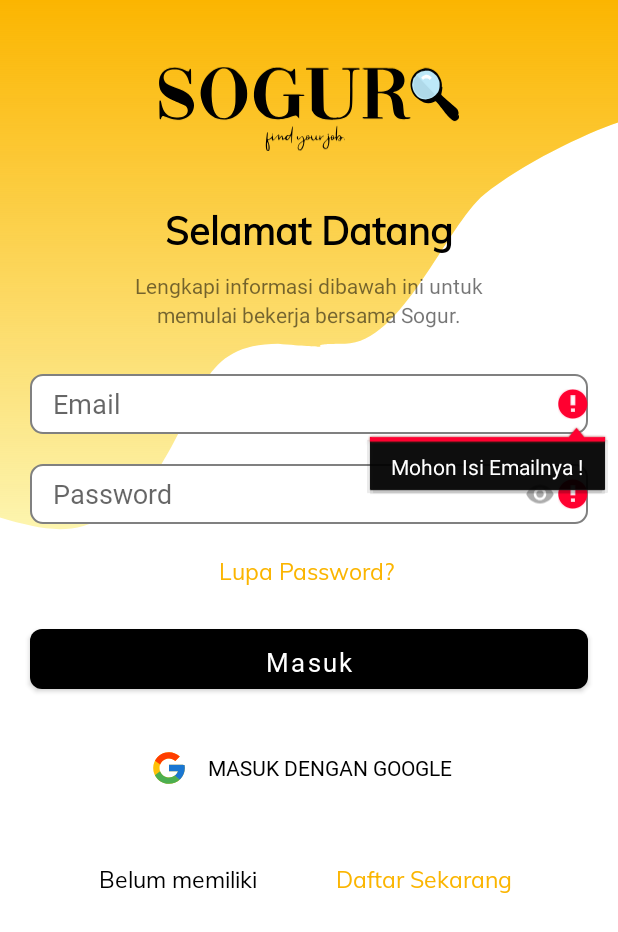
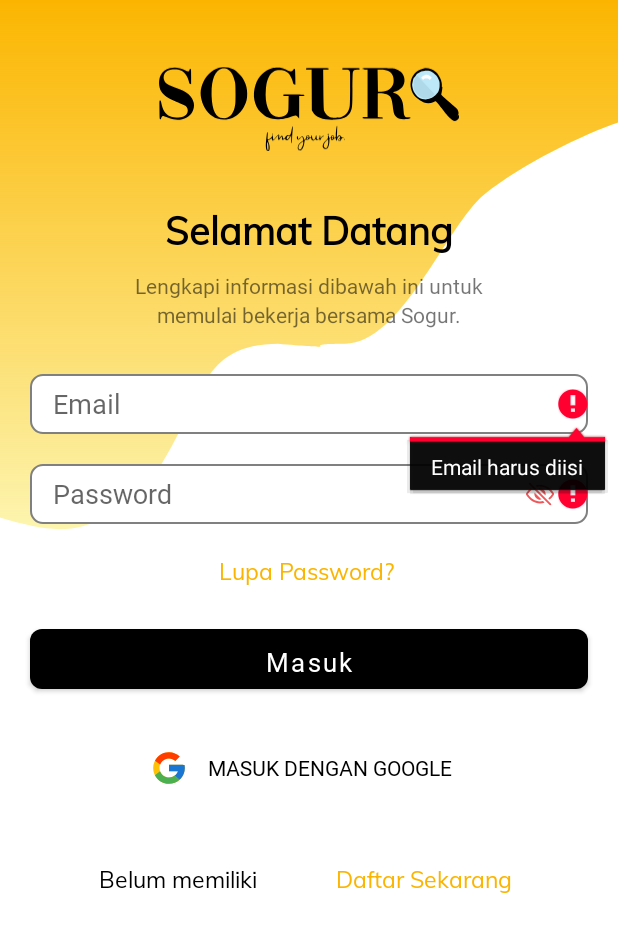
Before and after one commit to RamdanRohendi/SOGUR, an Android app: the AuthLoginActivity screen opened directly, with no data from a screen before it, after a tap on "Masuk", on a phone screen of 412 x 824 dp. Shown: the top 932 px of the screen. Run offline under Robolectric (Android 15) with nearby library versions, the light colour scheme and no system bars; our stand-ins replace Firebase (no records; nobody signed in at launch, a user with empty details on screens opened directly); 2 other taps on this screen came first.

Commit message:
Show Hide Password Login

```diff
--- a/app/build.gradle
+++ b/app/build.gradle
@@ -5,6 +5,10 @@
 android {
     compileSdkVersion 30
     buildToolsVersion "30.0.3"
+
+    dataBinding {
+        enabled true
+    }
 
     defaultConfig {
         applicationId "com.example.solusinganggur"
--- a/app/src/main/java/com/example/solusinganggur/AuthLoginActivity.java
+++ b/app/src/main/java/com/example/solusinganggur/AuthLoginActivity.java
@@ -6,12 +6,17 @@
 import android.content.Intent;
 import android.os.Bundle;
 import android.text.TextUtils;
+
+import android.text.method.HideReturnsTransformationMethod;
+import android.text.method.PasswordTransformationMethod;
 import android.util.Log;
 import android.view.View;
 import android.widget.Button;
 import android.widget.EditText;
+import android.widget.ImageView;
 import android.widget.TextView;
 import android.widget.Toast;
+
 
 import com.google.android.gms.tasks.OnCompleteListener;
 import com.google.android.gms.tasks.Task;
@@ -31,6 +36,7 @@
     private Button btnlogin;
     private EditText txtEmail;
     private EditText txtPassword;
+    private ImageView ShowHideBtn;
 
     @Override
     protected void onCreate(Bundle savedInstanceState) {
@@ -41,6 +47,7 @@
         mAuth = FirebaseAuth.getInstance();
         txtEmail = findViewById(R.id.username);
         txtPassword = findViewById(R.id.password);
+        ShowHideBtn = findViewById(R.id.showhide);
 
         btndaftar = findViewById(R.id.daftarsekarang);
         btndaftar.setOnClickListener(new View.OnClickListener() {
@@ -102,7 +109,7 @@
                         if (task.isSuccessful()) {
                             onAuthSuccess();
                         } else {
-                            Toast.makeText(AuthLoginActivity.this, "Login Gagal :( \nPastikan alamat email dan Passwordnya benar", Toast.LENGTH_LONG).show();
+                            Toast.makeText(AuthLoginActivity.this, "Username atau Password salah", Toast.LENGTH_LONG).show();
                         }
                     }
                 });
@@ -114,23 +121,45 @@
         finish();
     }
 
+
+
+    public void ShowHidePass(View view){
+
+        if(view.getId()==R.id.showhide){
+
+            if(txtPassword.getTransformationMethod().equals(PasswordTransformationMethod.getInstance())){
+                ((ImageView)(view)).setImageResource(R.drawable.ic_hide);
+
+                //Show Password
+                txtPassword.setTransformationMethod(HideReturnsTransformationMethod.getInstance());
+            } else {
+                ((ImageView)(view)).setImageResource(R.drawable.ic_show);
+
+                //Hide Password
+                txtPassword.setTransformationMethod(PasswordTransformationMethod.getInstance());
+
+            }
+        }
+    }
+
     private boolean validateForm() {
         boolean result = true;
 
         if (TextUtils.isEmpty(txtEmail.getText().toString())) {
-            txtEmail.setError("Mohon Isi Emailnya !");
+            txtEmail.setError("Email harus diisi");
             result = false;
         } else {
             txtEmail.setError(null);
         }
 
         if (TextUtils.isEmpty(txtPassword.getText().toString())) {
-            txtPassword.setError("Mohon Masukan Password !");
+            txtPassword.setError("Password harus diisi");
             result = false;
         } else {
             txtPassword.setError(null);
         }
 
+
         return result;
     }
 
--- /dev/null
+++ b/app/src/main/res/drawable/ic_hide.xml
@@ -0,0 +1,21 @@
+<vector xmlns:android="http://schemas.android.com/apk/res/android"
+    android:width="20dp"
+    android:height="20dp"
+    android:viewportWidth="20"
+    android:viewportHeight="20">
+  <path
+      android:pathData="M16.875,17.5C16.793,17.5001 16.7116,17.484 16.6358,17.4526C16.56,17.4211 16.4911,17.375 16.4332,17.3168L2.6832,3.5668C2.571,3.4486 2.5093,3.2913 2.5114,3.1283C2.5135,2.9653 2.5792,2.8096 2.6944,2.6944C2.8097,2.5791 2.9654,2.5135 3.1284,2.5114C3.2913,2.5093 3.4487,2.571 3.5668,2.6832L17.3168,16.4332C17.4042,16.5206 17.4637,16.632 17.4878,16.7532C17.5118,16.8744 17.4995,17 17.4522,17.1141C17.4049,17.2283 17.3248,17.3259 17.2221,17.3946C17.1194,17.4633 16.9986,17.5 16.875,17.5Z"
+      android:fillColor="#EF575A"/>
+  <path
+      android:pathData="M9.9868,15C8.3661,15 6.8032,14.5203 5.3415,13.5742C4.0106,12.7148 2.8126,11.484 1.8766,10.0195V10.0164C2.6555,8.9004 3.5086,7.9566 4.425,7.1957C4.4333,7.1888 4.4401,7.1802 4.4449,7.1705C4.4497,7.1608 4.4525,7.1503 4.453,7.1395C4.4535,7.1287 4.4518,7.1179 4.4479,7.1078C4.444,7.0977 4.4381,7.0885 4.4305,7.0809L3.6524,6.3039C3.6386,6.29 3.62,6.2817 3.6004,6.2809C3.5808,6.28 3.5615,6.2866 3.5465,6.2992C2.5731,7.1195 1.6696,8.1258 0.8481,9.3039C0.7068,9.5068 0.6289,9.7471 0.6245,9.9942C0.62,10.2414 0.6892,10.4844 0.8231,10.6922C1.8547,12.3066 3.1825,13.6664 4.6622,14.6238C6.3282,15.7031 8.1211,16.25 9.9868,16.25C10.9938,16.2469 11.9937,16.0809 12.9477,15.7586C12.9603,15.7543 12.9716,15.7469 12.9805,15.7371C12.9894,15.7272 12.9957,15.7153 12.9987,15.7023C13.0017,15.6894 13.0014,15.6759 12.9977,15.6631C12.9941,15.6503 12.9872,15.6387 12.9778,15.6293L12.1348,14.7863C12.1154,14.7674 12.0914,14.7538 12.0652,14.747C12.0389,14.7401 12.0114,14.7402 11.9852,14.7473C11.3324,14.9154 10.6609,15.0003 9.9868,15Z"
+      android:fillColor="#EF575A"/>
+  <path
+      android:pathData="M19.1735,9.3203C18.1399,7.7219 16.7989,6.3641 15.2957,5.3934C13.6328,4.3184 11.7969,3.75 9.9867,3.75C8.9904,3.7518 8.0015,3.9212 7.0614,4.2512C7.0488,4.2555 7.0376,4.263 7.0288,4.2729C7.0199,4.2828 7.0138,4.2948 7.0108,4.3077C7.0079,4.3206 7.0083,4.3341 7.012,4.3468C7.0157,4.3596 7.0226,4.3711 7.0321,4.3805L7.8739,5.2223C7.8935,5.2415 7.9178,5.2553 7.9444,5.2621C7.971,5.269 7.999,5.2687 8.0254,5.2613C8.6649,5.0883 9.3243,5.0005 9.9867,5C11.5762,5 13.1344,5.4855 14.6176,6.4453C15.9735,7.3203 17.1856,8.55 18.1239,10C18.1246,10.0009 18.1249,10.002 18.1249,10.0031C18.1249,10.0043 18.1246,10.0054 18.1239,10.0063C17.4428,11.0785 16.5976,12.0372 15.6192,12.8473C15.6108,12.8542 15.6039,12.8627 15.5991,12.8724C15.5942,12.8821 15.5914,12.8927 15.5908,12.9036C15.5903,12.9144 15.592,12.9253 15.5959,12.9354C15.5997,12.9456 15.6057,12.9548 15.6133,12.9625L16.3907,13.7395C16.4044,13.7533 16.4229,13.7616 16.4424,13.7625C16.4619,13.7634 16.4811,13.757 16.4961,13.7445C17.5407,12.865 18.4448,11.8313 19.1774,10.6789C19.3069,10.4758 19.3753,10.2399 19.3746,9.999C19.3739,9.7582 19.3041,9.5226 19.1735,9.3203Z"
+      android:fillColor="#EF575A"/>
+  <path
+      android:pathData="M10,6.25C9.7191,6.2498 9.4391,6.2813 9.1653,6.3438C9.1514,6.3466 9.1386,6.3532 9.1283,6.3628C9.1179,6.3723 9.1103,6.3845 9.1062,6.3981C9.1022,6.4116 9.102,6.426 9.1055,6.4397C9.109,6.4534 9.1162,6.4658 9.1262,6.4758L13.5243,10.8727C13.5342,10.8827 13.5467,10.8899 13.5603,10.8934C13.574,10.8969 13.5884,10.8966 13.602,10.8926C13.6155,10.8886 13.6277,10.881 13.6373,10.8706C13.6468,10.8602 13.6534,10.8474 13.6563,10.8336C13.7815,10.2844 13.7814,9.714 13.6559,9.1649C13.5305,8.6157 13.2829,8.1019 12.9317,7.6615C12.5804,7.2212 12.1345,6.8656 11.6269,6.6213C11.1194,6.3769 10.5633,6.25 10,6.25Z"
+      android:fillColor="#EF575A"/>
+  <path
+      android:pathData="M6.4758,9.1273C6.4659,9.1173 6.4534,9.1102 6.4398,9.1066C6.4261,9.1031 6.4117,9.1034 6.3981,9.1074C6.3846,9.1114 6.3724,9.119 6.3628,9.1294C6.3533,9.1398 6.3467,9.1526 6.3438,9.1664C6.2021,9.7853 6.2199,10.43 6.3955,11.0402C6.5711,11.6503 6.8987,12.2059 7.3476,12.6548C7.7965,13.1037 8.3521,13.4313 8.9623,13.6069C9.5724,13.7825 10.2171,13.8003 10.836,13.6586C10.8498,13.6557 10.8626,13.6492 10.873,13.6396C10.8834,13.63 10.891,13.6178 10.895,13.6043C10.899,13.5907 10.8993,13.5763 10.8958,13.5627C10.8923,13.549 10.8851,13.5365 10.8751,13.5266L6.4758,9.1273Z"
+      android:fillColor="#EF575A"/>
+</vector>
--- a/app/src/main/res/layout/activity_auth_login.xml
+++ b/app/src/main/res/layout/activity_auth_login.xml
@@ -55,12 +55,13 @@
         android:layout_marginRight="20dp"
         android:background="@drawable/round"
         android:fontFamily="@font/roboto"
-        android:hint="Email"
+        android:hint="@string/email"
         android:inputType="textEmailAddress"
         android:paddingLeft="15dp" />
 
-    <EditText
+        <com.google.android.material.textfield.TextInputEditText
         android:id="@+id/password"
+        app:passwordToggleEnabled="true"
         android:layout_width="match_parent"
         android:layout_height="40dp"
         android:layout_below="@id/username"
@@ -72,6 +73,7 @@
         android:hint="Password"
         android:inputType="textPassword"
         android:paddingLeft="15dp" />
+
 
     <TextView
         android:id="@+id/fpassword"
@@ -142,12 +144,14 @@
     </LinearLayout>
 
     <ImageView
+        android:id="@+id/showhide"
         android:layout_width="20dp"
         android:layout_height="20dp"
         android:layout_below="@+id/username"
+        android:onClick="ShowHidePass"
         android:layout_marginLeft="350dp"
         android:layout_marginTop="30dp"
-        android:src="@drawable/ic_vector" />
+        android:src="@drawable/ic_show" />
 
     <ImageView
         android:layout_width="25dp"
@@ -157,5 +161,4 @@
         android:layout_marginTop="40dp"
         android:src="@drawable/ic_google" />
 
-
 </RelativeLayout>
--- a/app/src/main/res/layout/activity_auth_ubah_password.xml
+++ b/app/src/main/res/layout/activity_auth_ubah_password.xml
@@ -48,7 +48,7 @@
         android:layout_centerVertical="true"
         android:layout_marginTop="45dp"
         android:layout_marginRight="25dp"
-        android:src="@drawable/ic_vector" />
+        android:src="@drawable/ic_show" />
 
     <EditText
         android:id="@+id/konfirmasiPassBaru"
@@ -72,7 +72,7 @@
         android:layout_centerVertical="true"
         android:layout_marginTop="45dp"
         android:layout_marginRight="25dp"
-        android:src="@drawable/ic_vector" />
+        android:src="@drawable/ic_show" />
 
     <Button
         android:id="@+id/btnKonfirmasi"
--- a/app/src/main/res/values/strings.xml
+++ b/app/src/main/res/values/strings.xml
@@ -8,6 +8,7 @@
     <string name="second_fragment_label">Second Fragment</string>
     <string name="next">Next</string>
     <string name="previous">Previous</string>
+    <string name="email">Email</string>
 
     <string name="hello_first_fragment">Hello first fragment</string>
     <string name="hello_second_fragment">Hello second fragment. Arg: %1$s</string>
```
Also changed, not shown: app/src/main/res/drawable/ic_show.xml (renamed from app/src/main/res/drawable/ic_vector.xml).
